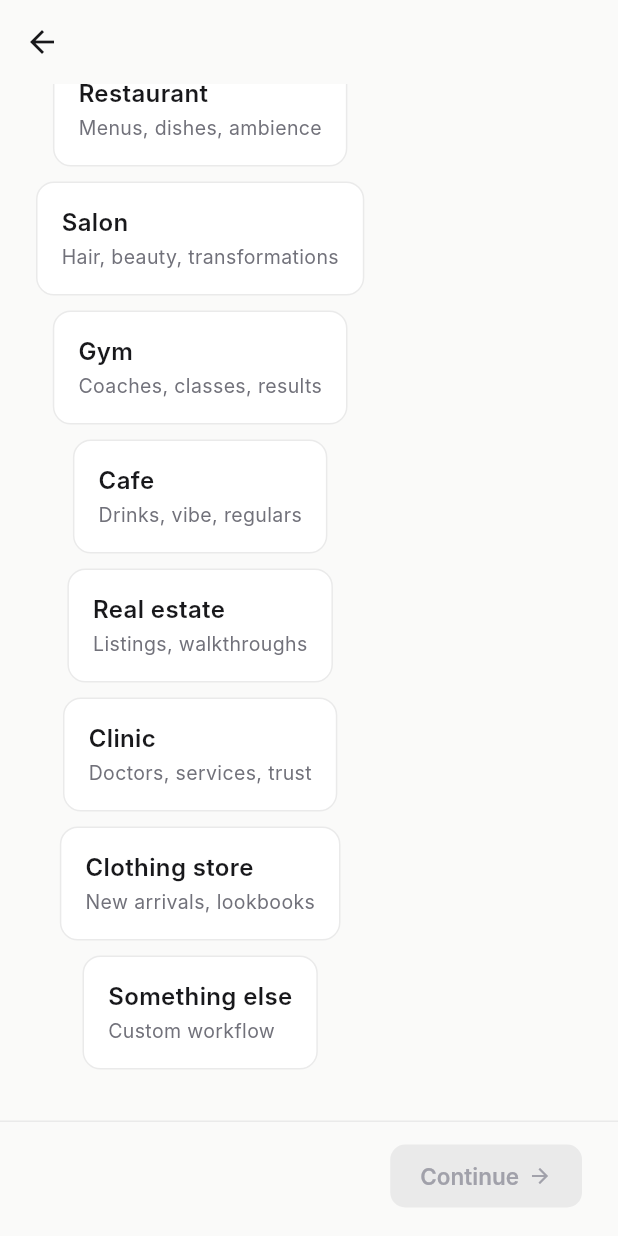
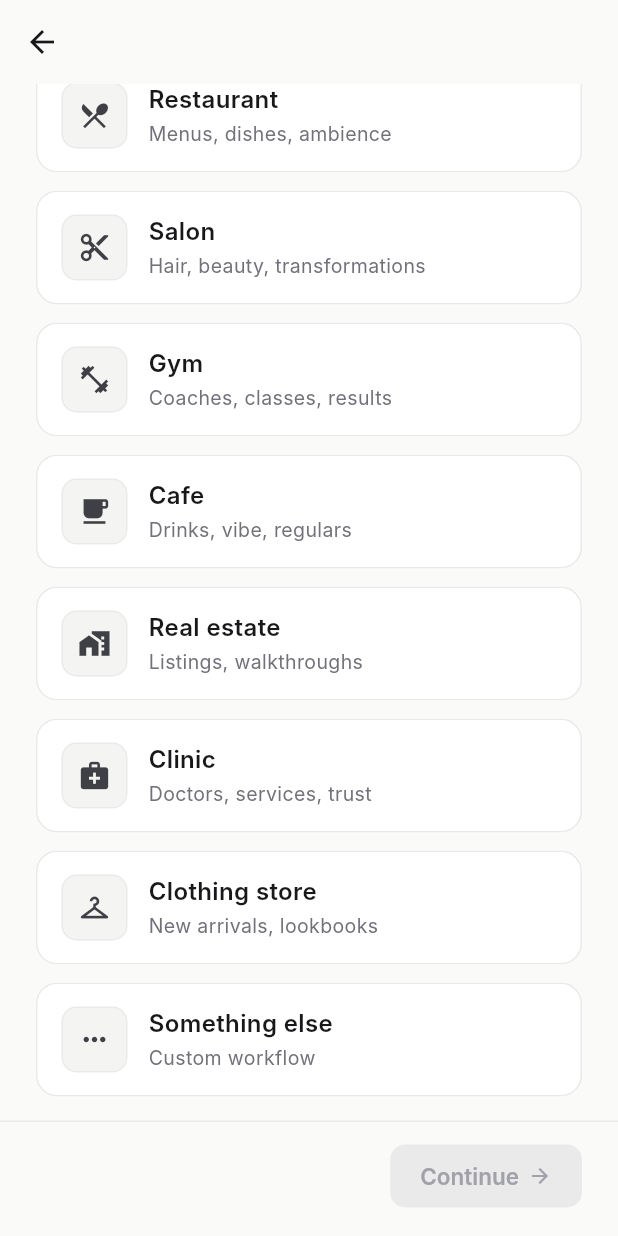
Before and after one commit to Eagleeye1811/besocial_app, a Flutter app: the BusinessTypeStep screen opened by its route, scrolled down 229 dp, on a phone screen of 412 x 824 dp. Run offline on Flutter 3.47's test engine with Material 3 defaults, Android fonts, the light colour scheme and no system bars; our stand-ins replace cached_network_image, dio, flutter_secure_storage, get, get_it, hive and 4 more; accounts and stored records are empty; Roboto replaces fonts that are missing (Inter).

Commit message:
onboarding error fixed

```diff
--- a/lib/controllers/onboarding_controller/onboarding_controller.dart
+++ b/lib/controllers/onboarding_controller/onboarding_controller.dart
@@ -87,11 +87,16 @@ class OnboardingController extends GetxController {
   }
 
   // ===========================================
-  // Step 2 — business type
+  // Step 2 — business type (local only)
   // ===========================================
-  Future<void> submitBusinessType(String type) async {
+  // The session doesn't exist on the backend yet at this step — POST
+  // /onboarding/profile (mints the session token) runs in step 3. So we
+  // just stash `business_type` locally here and ship it in the combined
+  // PATCH at step 5 (`submitNicheEdits`). This mirrors the website, whose
+  // BusinessTypeStep also writes to its store and lets NicheResultsStep
+  // batch `business_type + edited_niche` into one PATCH /session.
+  void submitBusinessType(String type) {
     businessType.value = type;
-    await _patch(OnboardingPatchDto(businessType: type));
     goNext(AppRoutes.onboardingBusinessType);
   }
 
@@ -174,7 +179,11 @@ class OnboardingController extends GetxController {
   }
 
   Future<void> submitNicheEdits() async {
+    // Combined PATCH: `business_type` deferred from step 2 (where the
+    // session didn't exist yet) + the niche edits made on this screen.
+    // Same payload shape as the website's NicheResultsStep.
     await _patch(OnboardingPatchDto(
+      businessType: businessType.value,
       editedNiche: EditedNicheDto(
         confirmedTopics: confirmedTopics.toList(),
         suggestedTopics: suggestedTopics.toList(),
--- a/lib/views/onboarding/steps/business_type_step.dart
+++ b/lib/views/onboarding/steps/business_type_step.dart
@@ -13,14 +13,54 @@ class BusinessTypeStep extends GetView<OnboardingController> {
   const BusinessTypeStep({super.key});
 
   static const List<_BusinessChoice> _choices = <_BusinessChoice>[
-    _BusinessChoice('restaurant', 'Restaurant', 'Menus, dishes, ambience'),
-    _BusinessChoice('salon', 'Salon', 'Hair, beauty, transformations'),
-    _BusinessChoice('gym', 'Gym', 'Coaches, classes, results'),
-    _BusinessChoice('cafe', 'Cafe', 'Drinks, vibe, regulars'),
-    _BusinessChoice('realestate', 'Real estate', 'Listings, walkthroughs'),
-    _BusinessChoice('clinic', 'Clinic', 'Doctors, services, trust'),
-    _BusinessChoice('clothing', 'Clothing store', 'New arrivals, lookbooks'),
-    _BusinessChoice('other', 'Something else', 'Custom workflow'),
+    _BusinessChoice(
+      'restaurant',
+      'Restaurant',
+      'Menus, dishes, ambience',
+      Icons.restaurant_menu,
+    ),
+    _BusinessChoice(
+      'salon',
+      'Salon',
+      'Hair, beauty, transformations',
+      Icons.content_cut,
+    ),
+    _BusinessChoice(
+      'gym',
+      'Gym',
+      'Coaches, classes, results',
+      Icons.fitness_center,
+    ),
+    _BusinessChoice(
+      'cafe',
+      'Cafe',
+      'Drinks, vibe, regulars',
+      Icons.local_cafe,
+    ),
+    _BusinessChoice(
+      'realestate',
+      'Real estate',
+      'Listings, walkthroughs',
+      Icons.home_work,
+    ),
+    _BusinessChoice(
+      'clinic',
+      'Clinic',
+      'Doctors, services, trust',
+      Icons.medical_services,
+    ),
+    _BusinessChoice(
+      'clothing',
+      'Clothing store',
+      'New arrivals, lookbooks',
+      Icons.checkroom,
+    ),
+    _BusinessChoice(
+      'other',
+      'Something else',
+      'Custom workflow',
+      Icons.more_horiz,
+    ),
   ];
 
   @override
@@ -35,13 +75,20 @@ class BusinessTypeStep extends GetView<OnboardingController> {
       body: Obx(() {
         final selected = controller.businessType.value;
         return Column(
-          children: _choices
-              .map((c) => _ChoiceTile(
+          crossAxisAlignment: CrossAxisAlignment.stretch,
+          children: [
+            const SizedBox(height: 4),
+            for (final c in _choices)
+              Padding(
+                padding: const EdgeInsets.only(bottom: 12),
+                child: _ChoiceTile(
                   choice: c,
                   selected: selected == c.id,
                   onTap: () => controller.businessType.value = c.id,
-                  ))
-              .toList(),
+                ),
+              ),
+            const SizedBox(height: 4),
+          ],
         );
       }),
       footer: Obx(() => FootBar(
@@ -51,8 +98,8 @@ class BusinessTypeStep extends GetView<OnboardingController> {
               loading: controller.isLoading.value,
               onPressed: controller.businessType.value == null
                   ? null
-                  : () =>
-                      controller.submitBusinessType(controller.businessType.value!),
+                  : () => controller
+                      .submitBusinessType(controller.businessType.value!),
             ),
           )),
     );
@@ -63,7 +110,8 @@ class _BusinessChoice {
   final String id;
   final String label;
   final String sub;
-  const _BusinessChoice(this.id, this.label, this.sub);
+  final IconData icon;
+  const _BusinessChoice(this.id, this.label, this.sub, this.icon);
 }
 
 class _ChoiceTile extends StatelessWidget {
@@ -79,38 +127,59 @@ class _ChoiceTile extends StatelessWidget {
 
   @override
   Widget build(BuildContext context) {
-    return Padding(
-      padding: const EdgeInsets.only(bottom: 10),
+    return Material(
+      color: Colors.transparent,
       child: InkWell(
         onTap: onTap,
-        borderRadius: BorderRadius.circular(12),
-        child: Container(
-          padding: const EdgeInsets.symmetric(horizontal: 16, vertical: 14),
+        borderRadius: BorderRadius.circular(14),
+        child: Ink(
           decoration: BoxDecoration(
-            color: selected ? AppColors.accentSoft : AppColors.white,
+            color: AppColors.white,
             border: Border.all(
               color: selected ? AppColors.accent : AppColors.line,
               width: selected ? 1.5 : 1,
             ),
-            borderRadius: BorderRadius.circular(12),
+            borderRadius: BorderRadius.circular(14),
           ),
+          child: Padding(
+            padding: const EdgeInsets.symmetric(horizontal: 16, vertical: 14),
+            child: Row(
+              children: [
+                Container(
+                  width: 44,
+                  height: 44,
+                  alignment: Alignment.center,
+                  decoration: BoxDecoration(
+                    color: AppColors.surface2,
+                    borderRadius: BorderRadius.circular(10),
+                    border: Border.all(color: AppColors.line),
+                  ),
+                  child: Icon(
+                    choice.icon,
+                    size: 22,
+                    color: selected ? AppColors.accent : AppColors.ink2,
+                  ),
+                ),
+                const SizedBox(width: 14),
+                Expanded(
                   child: Column(
                     crossAxisAlignment: CrossAxisAlignment.start,
+                    mainAxisSize: MainAxisSize.min,
                     children: [
                       Text(
                         choice.label,
-                style: TextStyle(
+                        style: const TextStyle(
                           fontFamily: AppFonts.ui,
                           fontFamilyFallback: AppFonts.uiFallback,
                           fontSize: 16,
                           fontWeight: FontWeight.w600,
-                  color: selected ? AppColors.accentInk : AppColors.ink,
+                          color: AppColors.ink,
                         ),
                       ),
                       const SizedBox(height: 2),
                       Text(
                         choice.sub,
-                style: TextStyle(
+                        style: const TextStyle(
                           fontSize: 13,
                           color: AppColors.ink3,
                         ),
@@ -118,6 +187,10 @@ class _ChoiceTile extends StatelessWidget {
                     ],
                   ),
                 ),
+              ],
+            ),
+          ),
+        ),
       ),
     );
   }
```
Lines whose indentation alone changed are shown as unchanged.
